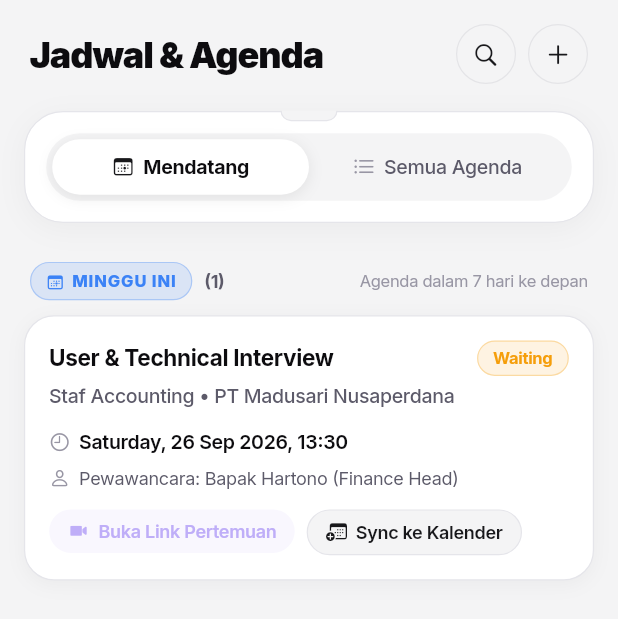
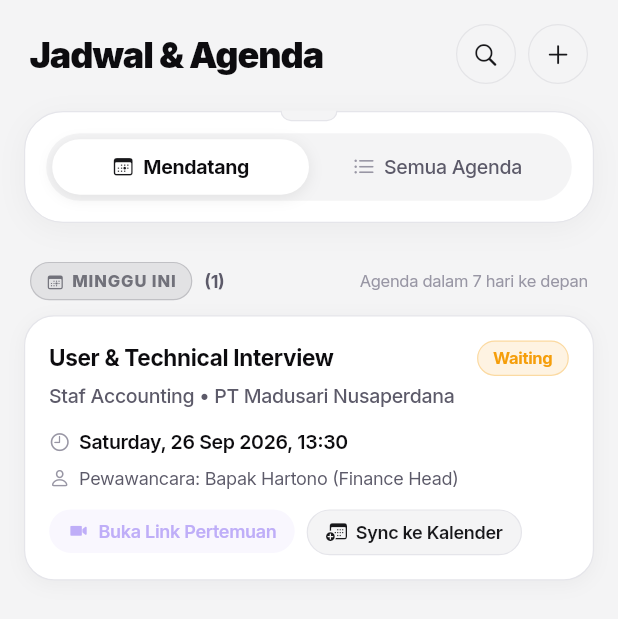
Before and after one commit to MyusiZ3/AppliQ, a Flutter app: the ScheduleScreen screen opened directly with empty values, on a phone screen of 412 x 824 dp. Shown: the top 619 px of the screen. Run offline on Flutter 3.47's test engine with Material 3 defaults, Android fonts, the phone set to English and light mode, and no system bars; our stand-ins replace cached_network_image, file_picker, flutter_dotenv, flutter_local_notifications, google_fonts, google_sign_in and 5 more; missing offline and left inert: googleapis; accounts and stored records are empty.

Commit message:
feat(profile): connect monochrome toggle and adapt schedule and profile screens

```diff
--- a/lib/presentation/screens/schedule/schedule_screen.dart
+++ b/lib/presentation/screens/schedule/schedule_screen.dart
@@ -8,6 +8,7 @@ import '../../../core/localization/app_strings.dart';
 import '../../../data/models/application_log.dart';
 import '../../../data/models/job_application.dart';
 import '../../../data/repositories/job_repository.dart';
+import '../../../utils/theme_manager.dart';
 import '../../../utils/ui_helper.dart';
 import '../applications/application_detail_screen.dart';
 import '../applications/application_form_screen.dart';
@@ -170,8 +171,14 @@ class _ScheduleScreenState extends State<ScheduleScreen> {
     final now = DateTime.now();
     final filteredItems = _getFilteredSchedules(now);
 
+    return ValueListenableBuilder<AccentThemeMode>(
+      valueListenable: ThemeManager.accentNotifier,
+      builder: (context, accentMode, _) {
+        final isMono = accentMode == AccentThemeMode.monochrome;
+        final scaffoldBg = AppColors.getBackground(isDark: isDark, isMonochrome: isMono);
+
         return Scaffold(
-      backgroundColor: isDark ? AppColors.backgroundDark : AppColors.background,
+          backgroundColor: scaffoldBg,
           body: SafeArea(
             bottom: false,
             child: Column(
@@ -179,7 +186,7 @@ class _ScheduleScreenState extends State<ScheduleScreen> {
                 // Standardized Top Header Row
                 Container(
                   padding: const EdgeInsets.fromLTRB(20, 16, 20, 12),
-              color: isDark ? AppColors.backgroundDark : AppColors.background,
+                  color: scaffoldBg,
                   child: Row(
                     mainAxisAlignment: MainAxisAlignment.spaceBetween,
                     crossAxisAlignment: CrossAxisAlignment.center,
@@ -239,10 +246,10 @@ class _ScheduleScreenState extends State<ScheduleScreen> {
                     padding: const EdgeInsets.fromLTRB(16, 4, 16, 8),
                     child: Container(
                       decoration: BoxDecoration(
-                    color: isDark ? AppColors.surfaceDark : AppColors.surface,
+                        color: AppColors.getSurface(isDark: isDark, isMonochrome: isMono),
                         borderRadius: BorderRadius.circular(16),
                         border: Border.all(
-                      color: isDark ? AppColors.borderDark : AppColors.borderLight,
+                          color: AppColors.getBorder(isDark: isDark, isMonochrome: isMono),
                           width: 0.8,
                         ),
                       ),
@@ -325,19 +332,27 @@ class _ScheduleScreenState extends State<ScheduleScreen> {
                                   icon: Icon(
                                     CupertinoIcons.refresh,
                                     size: 16,
-                                color: isDark ? const Color(0xFF18181B) : Colors.white,
+                                    color: isMono
+                                        ? (isDark ? const Color(0xFF18181B) : Colors.white)
+                                        : AppColors.textOnPastel,
                                   ),
                                   label: Text(
                                     AppStrings.refreshSchedule,
                                     style: TextStyle(
                                       fontWeight: FontWeight.w700,
                                       fontSize: 14,
-                                  color: isDark ? const Color(0xFF18181B) : Colors.white,
+                                      color: isMono
+                                          ? (isDark ? const Color(0xFF18181B) : Colors.white)
+                                          : AppColors.textOnPastel,
                                     ),
                                   ),
                                   style: ElevatedButton.styleFrom(
-                                backgroundColor: isDark ? Colors.white : const Color(0xFF18181B),
-                                foregroundColor: isDark ? const Color(0xFF18181B) : Colors.white,
+                                    backgroundColor: isMono
+                                        ? (isDark ? Colors.white : const Color(0xFF18181B))
+                                        : AppColors.pastelLime,
+                                    foregroundColor: isMono
+                                        ? (isDark ? const Color(0xFF18181B) : Colors.white)
+                                        : AppColors.textOnPastel,
                                     elevation: 0,
                                     shape: RoundedRectangleBorder(
                                         borderRadius:
@@ -354,6 +369,8 @@ class _ScheduleScreenState extends State<ScheduleScreen> {
             ),
           ),
         );
+      },
+    );
   }
 
   Widget _buildCircleActionButton({
@@ -362,6 +379,14 @@ class _ScheduleScreenState extends State<ScheduleScreen> {
     required VoidCallback onTap,
     bool isActive = false,
   }) {
+    final isMono = ThemeManager.isMonochrome;
+    final activeBg = isMono
+        ? (isDark ? Colors.white : const Color(0xFF18181B))
+        : AppColors.pastelLavender;
+    final activeFg = isMono
+        ? (isDark ? const Color(0xFF18181B) : Colors.white)
+        : AppColors.textOnPastel;
+
     return GestureDetector(
       onTap: onTap,
       child: Container(
@@ -369,7 +394,7 @@ class _ScheduleScreenState extends State<ScheduleScreen> {
         height: 40,
         decoration: BoxDecoration(
           color: isActive
-              ? (isDark ? Colors.white : const Color(0xFF18181B))
+              ? activeBg
               : (isDark ? const Color(0xFF27272A) : const Color(0xFFF4F4F5)),
           shape: BoxShape.circle,
           border: Border.all(
@@ -384,7 +409,7 @@ class _ScheduleScreenState extends State<ScheduleScreen> {
             icon,
             size: 18,
             color: isActive
-                ? (isDark ? const Color(0xFF18181B) : Colors.white)
+                ? activeFg
                 : (isDark ? Colors.white : const Color(0xFF18181B)),
           ),
         ),
@@ -505,7 +530,9 @@ class _ScheduleScreenState extends State<ScheduleScreen> {
               title: AppStrings.sectionToday,
               subtitle: AppStrings.sectionTodaySubtitle,
               icon: CupertinoIcons.flame_fill,
-              accentColor: const Color(0xFF10B981),
+              accentColor: ThemeManager.isMonochrome
+                  ? (isDark ? Colors.white : const Color(0xFF18181B))
+                  : AppColors.pastelMint,
               items: todayItems,
               isDark: isDark,
             ),
@@ -514,7 +541,9 @@ class _ScheduleScreenState extends State<ScheduleScreen> {
               title: AppStrings.sectionThisWeek,
               subtitle: AppStrings.sectionThisWeekSubtitle,
               icon: CupertinoIcons.calendar_today,
-              accentColor: const Color(0xFF3B82F6),
+              accentColor: ThemeManager.isMonochrome
+                  ? (isDark ? const Color(0xFFA1A1AA) : const Color(0xFF71717A))
+                  : AppColors.pastelSky,
               items: thisWeekItems,
               isDark: isDark,
             ),
@@ -560,24 +589,40 @@ class _ScheduleScreenState extends State<ScheduleScreen> {
               Container(
                 padding: const EdgeInsets.symmetric(horizontal: 10, vertical: 4),
                 decoration: BoxDecoration(
-                  color: accentColor.withValues(alpha: 0.14),
+                  color: ThemeManager.isMonochrome
+                      ? accentColor.withValues(alpha: 0.14)
+                      : (isDark
+                          ? accentColor.withValues(alpha: 0.18)
+                          : accentColor),
                   borderRadius: BorderRadius.circular(100),
                   border: Border.all(
-                    color: accentColor.withValues(alpha: 0.3),
+                    color: ThemeManager.isMonochrome
+                        ? accentColor.withValues(alpha: 0.3)
+                        : (isDark
+                            ? accentColor.withValues(alpha: 0.35)
+                            : Colors.black.withValues(alpha: 0.1)),
                     width: 0.8,
                   ),
                 ),
                 child: Row(
                   mainAxisSize: MainAxisSize.min,
                   children: [
-                    Icon(icon, size: 12, color: accentColor),
+                    Icon(
+                      icon,
+                      size: 12,
+                      color: ThemeManager.isMonochrome
+                          ? accentColor
+                          : (isDark ? accentColor : AppColors.textOnPastel),
+                    ),
                     const SizedBox(width: 5),
                     Text(
                       title.toUpperCase(),
                       style: TextStyle(
                         fontSize: 11,
                         fontWeight: FontWeight.w800,
-                        color: accentColor,
+                        color: ThemeManager.isMonochrome
+                            ? accentColor
+                            : (isDark ? accentColor : AppColors.textOnPastel),
                         letterSpacing: 0.6,
                       ),
                     ),
@@ -632,12 +677,12 @@ class _ScheduleScreenState extends State<ScheduleScreen> {
           margin: const EdgeInsets.only(bottom: 10),
           padding: const EdgeInsets.all(16),
           decoration: BoxDecoration(
-            color: isDark ? AppColors.surfaceDark : AppColors.surface,
+            color: AppColors.getSurface(isDark: isDark, isMonochrome: ThemeManager.isMonochrome),
             borderRadius: BorderRadius.circular(20),
             border: Border.all(
               color: isOverdue
                   ? const Color(0xFFEF4444).withValues(alpha: 0.4)
-                  : (isDark ? AppColors.borderDark : AppColors.borderLight),
+                  : AppColors.getBorder(isDark: isDark, isMonochrome: ThemeManager.isMonochrome),
               width: isOverdue ? 1.2 : 0.8,
             ),
             boxShadow: [
```
Also changed, not shown: lib/presentation/screens/profile/document_preview_screen.dart (+6 -6 lines), lib/presentation/screens/profile/profile_screen.dart (+34 -19 lines), lib/presentation/screens/profile/resume_builder_screen.dart (+7 -7 lines). Lines whose indentation alone changed are shown as unchanged.
